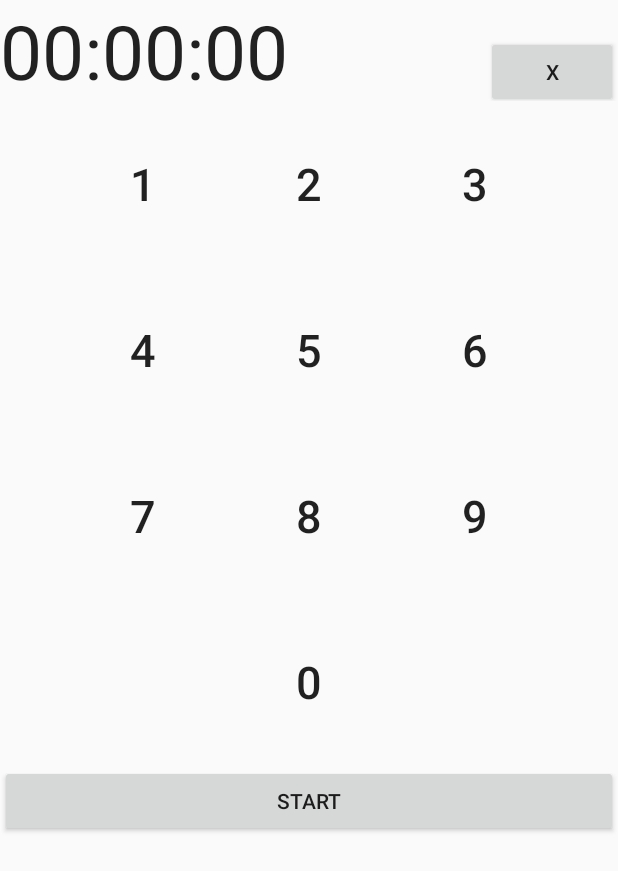
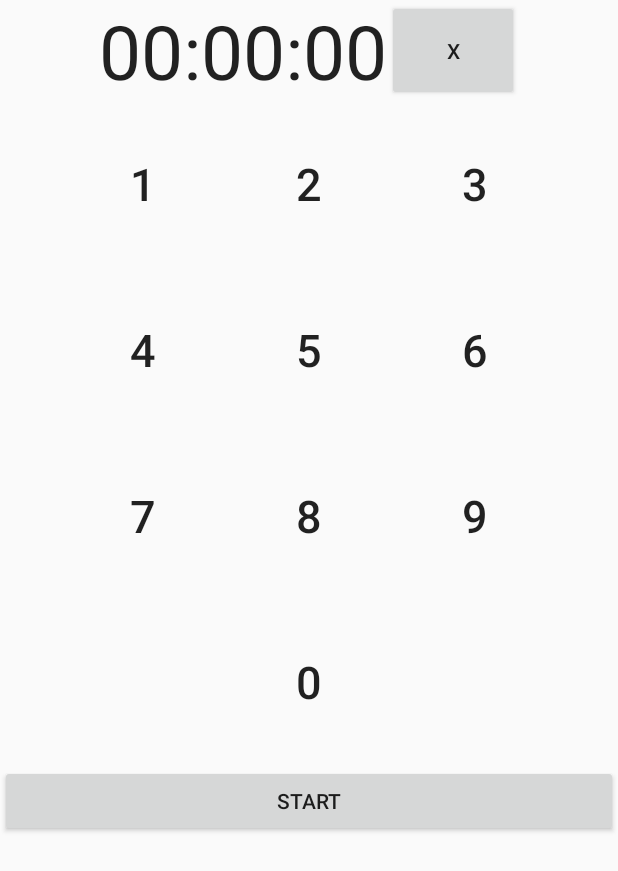
Before and after one commit to AquaMorph/Play-Stopper, an Android app: the screen it shows after launch (MainActivity), on a phone screen of 412 x 824 dp. Shown: the top 871 px of the screen. Run offline under Robolectric (Android 15) with nearby library versions, the phone set to English and light mode, and no system bars.

Commit message:
Cleaned up display layout

```diff
--- a/mobile/src/main/res/layout/activity_main.xml
+++ b/mobile/src/main/res/layout/activity_main.xml
@@ -6,10 +6,10 @@
 	android:weightSum="1">
 
 	<include
-		android:layout_width="fill_parent"
+		android:layout_width="wrap_content"
 		android:layout_height="wrap_content"
-		layout="@layout/display"
-		android:layout_gravity="center_horizontal"/>
+		android:layout_gravity="center_horizontal"
+		layout="@layout/display"/>
 
 	<include
 		android:layout_width="fill_parent"
--- a/mobile/src/main/res/layout/display.xml
+++ b/mobile/src/main/res/layout/display.xml
@@ -1,13 +1,12 @@
 <?xml version="1.0" encoding="utf-8"?>
 <LinearLayout xmlns:android="http://schemas.android.com/apk/res/android"
 			  android:orientation="horizontal"
-			  android:layout_width="fill_parent"
+			  android:layout_width="wrap_content"
 			  android:layout_height="wrap_content">
 
 	<TextView
-		android:layout_width="0dp"
+		android:layout_width="wrap_content"
 		android:layout_height="wrap_content"
-		android:layout_weight="6"
 		android:textSize="50dp"
 		android:textAppearance="?android:attr/textAppearanceLarge"
 		android:text="00:00:00"
@@ -15,7 +14,7 @@
 
 	<Button
 		android:layout_width="wrap_content"
-		android:layout_height="wrap_content"
+		android:layout_height="fill_parent"
 		android:text="@string/buttonDelete"
 		android:id="@+id/delete"/>
 
--- a/mobile/src/main/res/values/dimens.xml
+++ b/mobile/src/main/res/values/dimens.xml
@@ -2,5 +2,5 @@
     <!-- Default screen margins, per the Android Design guidelines. -->
     <dimen name="activity_horizontal_margin">16dp</dimen>
     <dimen name="activity_vertical_margin">16dp</dimen>
-	<dimen name="dial_button_text">30dp</dimen>
+	<dimen name="dial_button_text">30sp</dimen>
 </resources>
```
